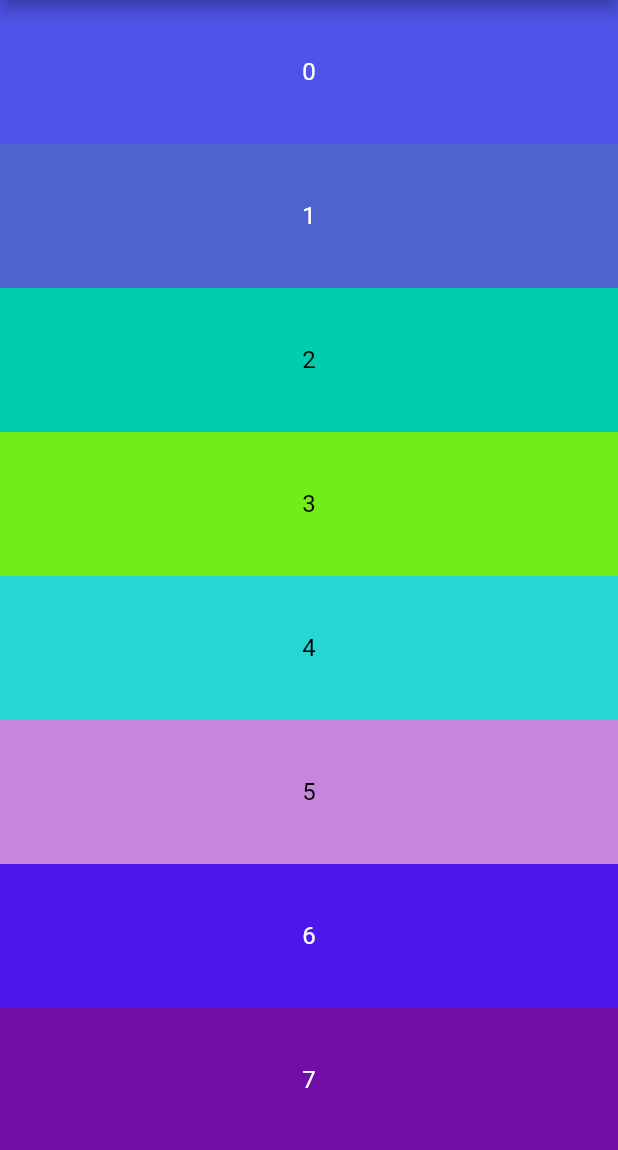
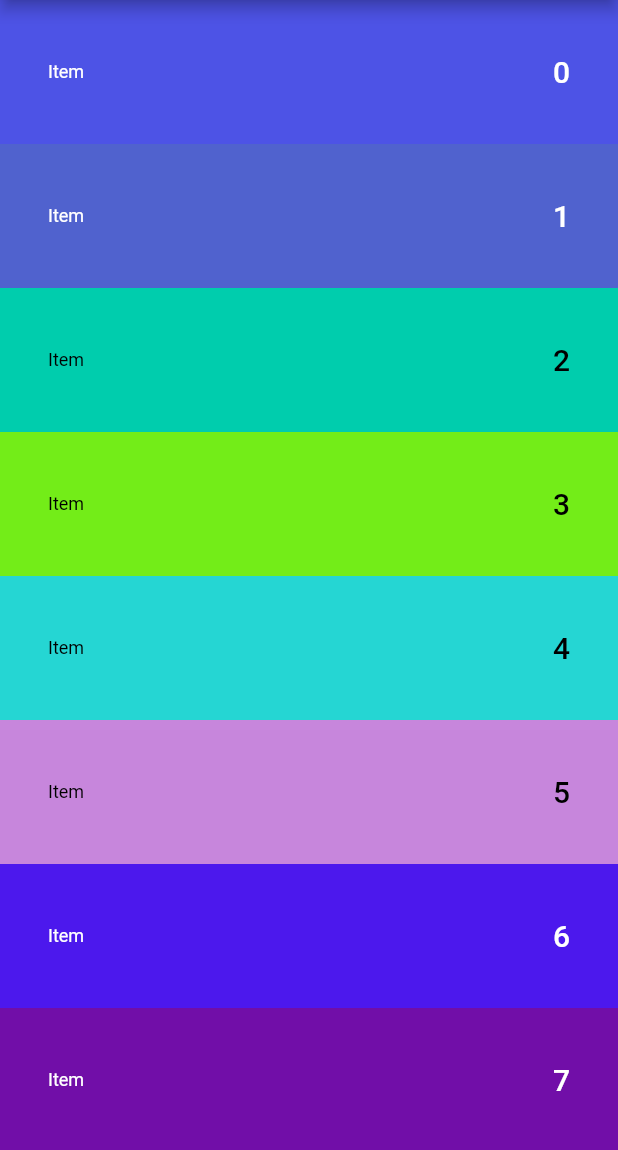
Before and after one commit to TechAurelian/neverending_scrolling, a Flutter app: the screen it shows after launch, on a phone screen of 412 x 824 dp, the part 84-1234 px from its top. Run offline on Flutter 3.47's test engine with Material 2 defaults, Android fonts, the phone set to English and light mode, and no system bars.

Commit message:
Add copy color code action; improve list layout

```diff
--- a/lib/common/ui_strings.dart
+++ b/lib/common/ui_strings.dart
@@ -17,11 +17,14 @@ class UIStrings {
   // -----------------------------------------------------------------------------------------------
 
   static const String scrollingScreenTitle = 'Neverending Scrolling?';
+  static const String listItem = 'Item';
 
   // -----------------------------------------------------------------------------------------------
   // Item Screen
   // -----------------------------------------------------------------------------------------------
 
-  static String itemScreenTitle(int index) => 'Item $index';
-  static String itemColor(String color) => 'Color $color';
+  static String itemScreenTitle(String index) => 'Item $index';
+  static const String itemColorCaption = 'Color';
+  static const String copyActionTooltip = 'Copy color code to clipboard';
+  static String colorCopiedSnackbar(String color) => '$color copied to clipboard';
 }
--- a/lib/widgets/neverending_list_view.dart
+++ b/lib/widgets/neverending_list_view.dart
@@ -3,6 +3,7 @@
 // found in the LICENSE file.
 
 import 'package:flutter/material.dart';
+import 'package:neverending_scrolling/common/ui_strings.dart';
 
 import '../utils/color_utils.dart';
 import '../utils/utils.dart';
@@ -45,12 +46,20 @@ class _ListViewItem extends StatelessWidget {
       onTap: () => onItemTap?.call(index, color),
       child: Ink(
         color: ColorUtils.randomColorFromSeed(index),
-        child: Center(
-          child: Text(
-            Utils.intToCommaSeparatedString(index),
-            style: Theme.of(context).textTheme.titleMedium!.copyWith(color: contrastColor),
-            textAlign: TextAlign.center,
-          ),
+        padding: const EdgeInsets.symmetric(horizontal: 32.0),
+        child: Row(
+          mainAxisAlignment: MainAxisAlignment.spaceBetween,
+          children: [
+            Text(
+              UIStrings.listItem,
+              style: Theme.of(context).textTheme.caption!.copyWith(color: contrastColor),
+            ),
+            Text(
+              Utils.intToCommaSeparatedString(index),
+              style: Theme.of(context).textTheme.titleLarge!.copyWith(color: contrastColor),
+              textAlign: TextAlign.center,
+            ),
+          ],
         ),
       ),
     );
```
Also changed, not shown: lib/screens/item_screen.dart (+29 -6 lines), lib/utils/utils.dart (+20 -0 lines).
